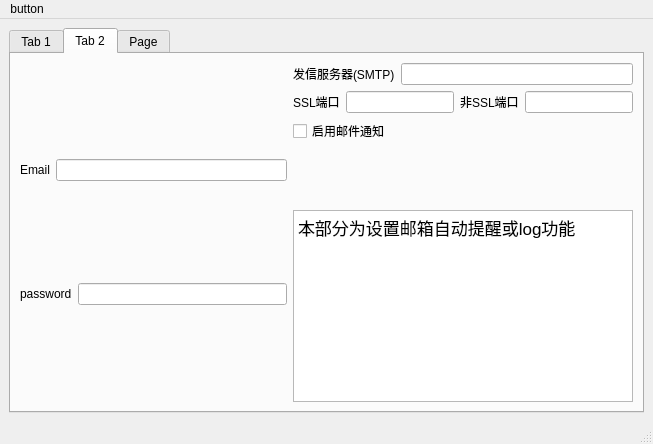
First picture: the form in src/gui/main_window.ui, repository PaiPai121/AutoStarRail, before the edit.
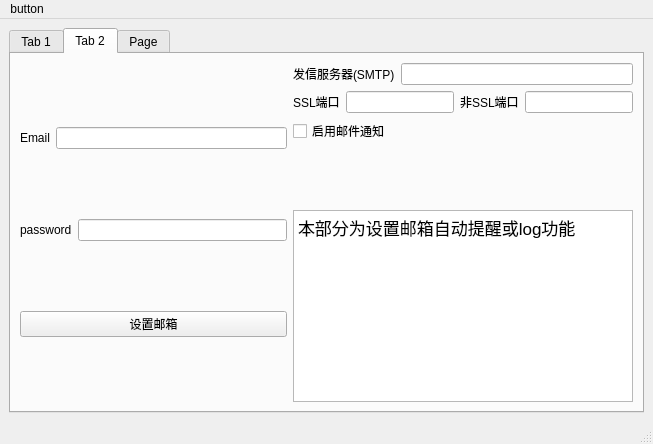
Second picture: the form after the edit. The open tabs and pages were chosen to show the change.

```diff
--- a/src/gui/main_window.ui
+++ b/src/gui/main_window.ui
@@ -247,6 +247,13 @@
             </item>
            </layout>
           </item>
+          <item>
+           <widget class="QPushButton" name="set_email">
+            <property name="text">
+             <string>设置邮箱</string>
+            </property>
+           </widget>
+          </item>
          </layout>
         </item>
         <item>
```
Left out of the diff: 8 changed lines with no effect on the pictures.
